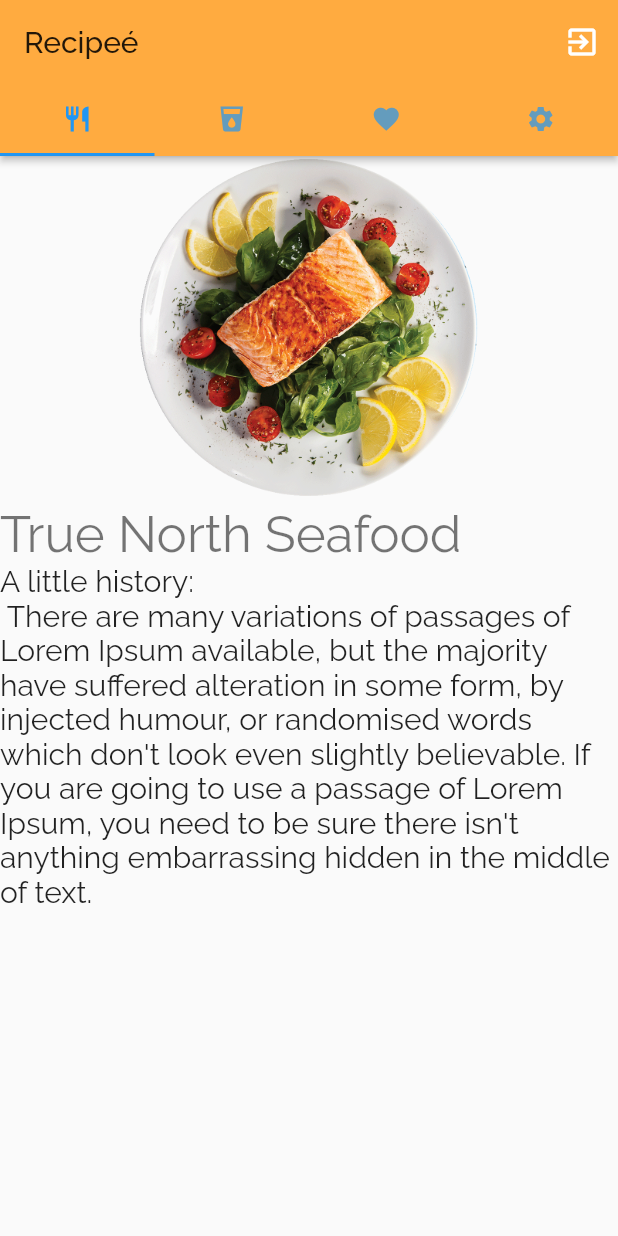
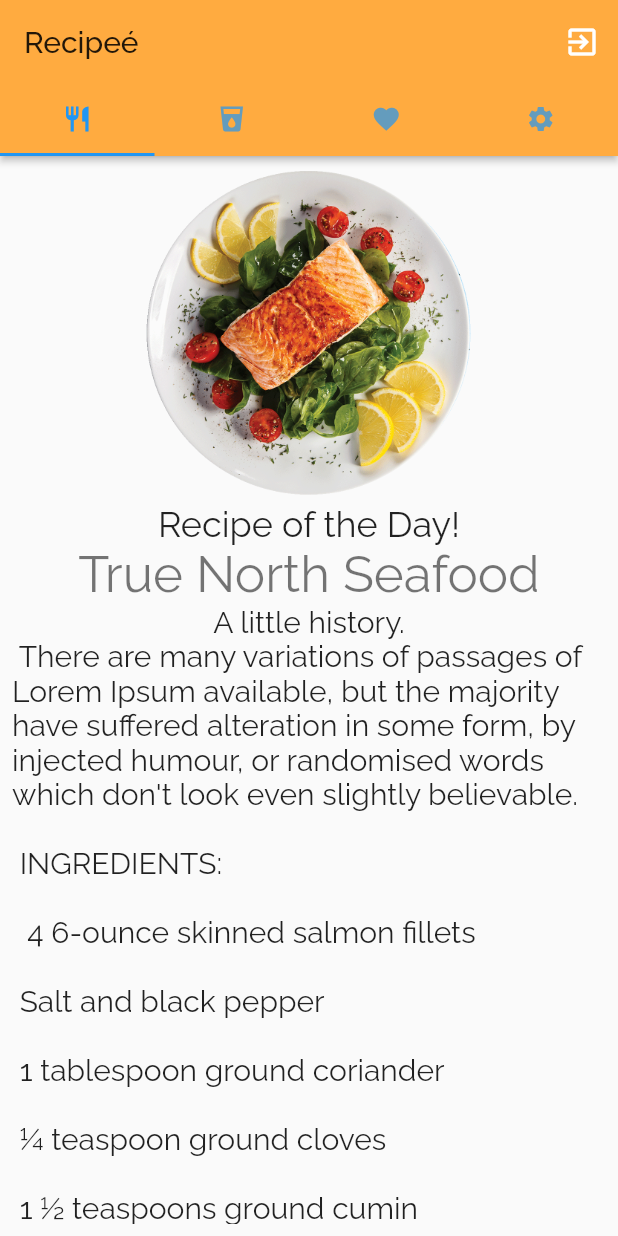
Before and after one commit to Morgan11-tech/recipe, a Flutter app: the HomePage screen opened directly, on a phone screen of 412 x 824 dp. Run offline on Flutter 3.47's test engine with Material 2 defaults, Android fonts, the phone set to English and light mode, and no system bars; our stand-ins replace firebase_auth, firebase_core, google_fonts; accounts and stored records are empty; network calls fail.

Commit message:
new commit

```diff
--- a/lib/Provider/auth_provider.dart
+++ b/lib/Provider/auth_provider.dart
@@ -16,9 +16,6 @@ class AuthClass {
       } else if (e.code == 'email-already-in-use') {
         return 'The account already exists for that email.';
       }
-    } catch (e) {
-      print(e);
-      rethrow;
     }
   }
 
@@ -34,8 +31,6 @@ class AuthClass {
       } else if (e.code == 'wrong-password') {
         return 'Wrong password provided for that user.';
       }
-    } catch (e) {
-      return 'Unknown Error.'; // Change this to whatever you want.
     }
   }
 
--- a/lib/Screens/authscreen/login.dart
+++ b/lib/Screens/authscreen/login.dart
@@ -67,7 +67,7 @@ class _LoginState extends State<Login> {
                           }
                         });
                       },
-                      child: Text('Create Account'),
+                      child: Text('Login'),
                     ),
                     SizedBox(
                       height: 20,
--- a/lib/Screens/home.dart
+++ b/lib/Screens/home.dart
@@ -46,22 +46,65 @@ class _HomePageState extends State<HomePage> {
                   })
             ],
           ),
-          body: ListView(
-            children: <Widget>[
+          body: Padding(
+            padding: const EdgeInsets.all(8.0),
+            child: ListView(
+              children: [
                 Image.asset('assets/cool.png'),
-              Text(
+                Center(
+                  child: Text(
+                    'Recipe of the Day!',
+                    style: GoogleFonts.raleway(
+                        textStyle: Theme.of(context).textTheme.headline5,
+                        fontWeight: FontWeight.normal),
+                  ),
+                ),
+                Center(
+                  child: Text(
                     'True North Seafood',
                     style: GoogleFonts.raleway(
                         textStyle: Theme.of(context).textTheme.headline4,
                         fontWeight: FontWeight.normal),
                   ),
+                ),
+                Center(
+                  child: Text(
+                    "A little history.",
+                    style: GoogleFonts.raleway(
+                        textStyle: Theme.of(context).textTheme.headline6,
+                        fontWeight: FontWeight.normal),
+                  ),
+                ),
+                Center(
+                  child: Text(
+                    " There are many variations of passages of Lorem Ipsum available, but the majority have suffered alteration in some form, by injected humour, or randomised words which don't look even slightly believable.",
+                    style: GoogleFonts.raleway(
+                        textStyle: Theme.of(context).textTheme.headline6,
+                        fontWeight: FontWeight.normal),
+                  ),
+                ),
                 Text(
-                "A little history: \n There are many variations of passages of Lorem Ipsum available, but the majority have suffered alteration in some form, by injected humour, or randomised words which don't look even slightly believable. If you are going to use a passage of Lorem Ipsum, you need to be sure there isn't anything embarrassing hidden in the middle of text. ",
+                  '''
+                   \n INGREDIENTS:
+                  \n  4 6-ounce skinned salmon fillets
+                  \n Salt and black pepper
+                  \n 1 tablespoon ground coriander
+                  \n ¼ teaspoon ground cloves
+                  \n 1 ½ teaspoons ground cumin
+                  \n 1 teaspoon freshly grated nutmeg
+                  \n 2 tablespoons peanut oil, grape seed or other neutral oil, or clarified butter
+                  \n DIRECTIONS:
+                  \n 1.Season fillets with salt and pepper.
+                  \n 2.Combine spices and press on top of each fillet.
+                  \n 3.Heat oil until shimmering, then add salmon, spice side down.
+                  \n 4.Cook for 2-3 minutes on each sides.
+                  \n 5.RELAX.''',
                   style: GoogleFonts.raleway(
                       textStyle: Theme.of(context).textTheme.headline6,
                       fontWeight: FontWeight.normal),
                 ),
               ],
+            ),
           )),
     );
   }
--- a/lib/Screens/splash.dart
+++ b/lib/Screens/splash.dart
@@ -1,7 +1,9 @@
 import 'package:firebase_auth/firebase_auth.dart';
 import 'package:flutter/material.dart';
+import 'package:recipe_app2/Screens/authscreen/login.dart';
 import 'package:recipe_app2/Screens/authscreen/register.dart';
 import 'package:recipe_app2/Screens/home.dart';
+import 'package:recipe_app2/main.dart';
 
 class Splash extends StatefulWidget {
   @override
@@ -17,7 +19,7 @@ class _SplashState extends State<Splash> {
         if (auth.currentUser == null) {
           Navigator.pushAndRemoveUntil(
               context,
-              MaterialPageRoute(builder: (context) => RegisterPage()),
+              MaterialPageRoute(builder: (context) => Login()),
               (route) => false);
         } else {
           Navigator.pushAndRemoveUntil(
```
Lines whose indentation alone changed are shown as unchanged.
